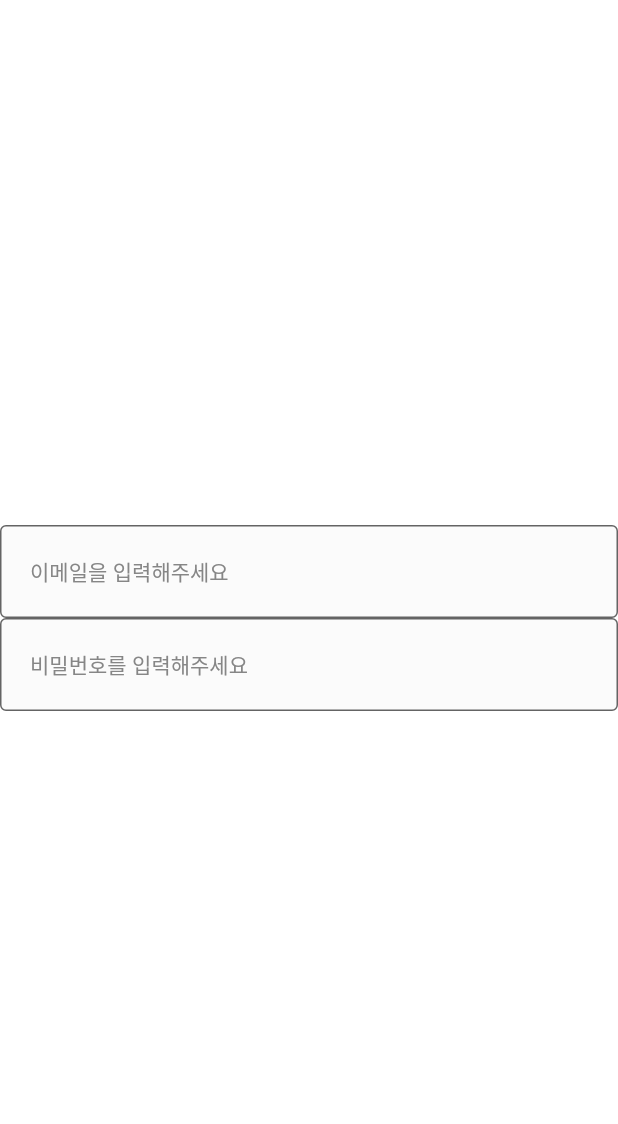
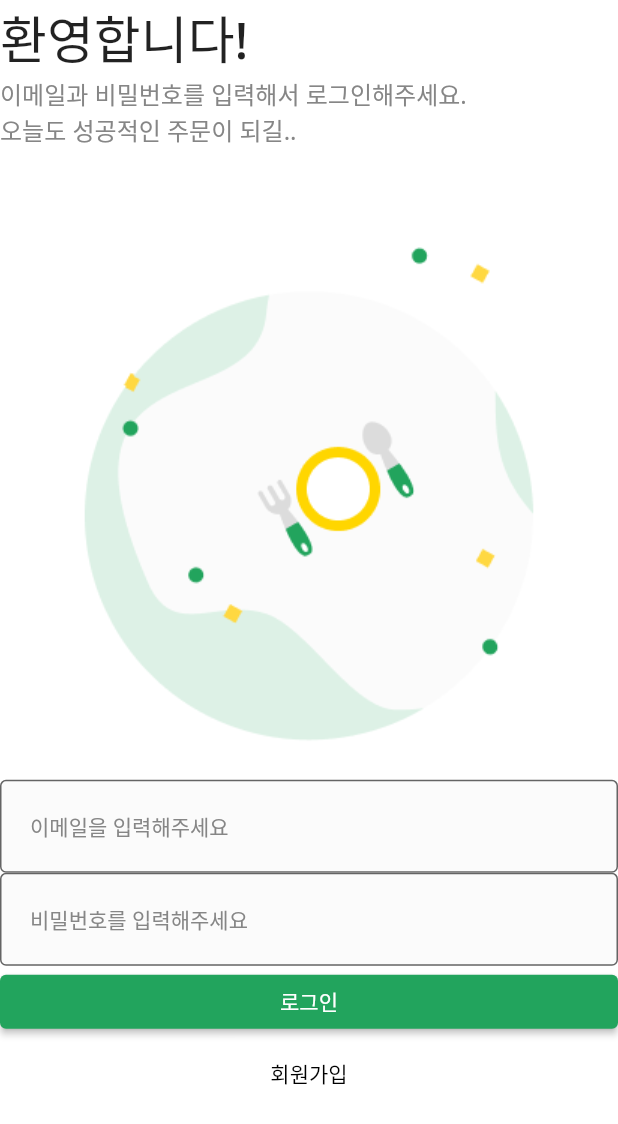
Before and after one commit to southglory/flutterlearn, a Flutter app: the screen it shows after launch, on a phone screen of 412 x 824 dp. Shown: the top 1124 px of the screen. Run offline on Flutter 3.47's test engine with Material 2 defaults, Android fonts, the phone set to English and light mode, and no system bars.

Commit message:
Title, SubTitle, Logo, ElevatedButton, TextButton

```diff
--- a/lib/user/view/login_screen.dart
+++ b/lib/user/view/login_screen.dart
@@ -1,5 +1,6 @@
 import 'package:flutter/material.dart';
 import 'package:flutterlearn/common/component/custom_text_form_field.dart';
+import 'package:flutterlearn/common/const/colors.dart';
 import 'package:flutterlearn/common/layout/default_layout.dart';
 
 class LoginScreen extends StatelessWidget {
@@ -8,9 +9,13 @@ class LoginScreen extends StatelessWidget {
   @override
   Widget build(BuildContext context) {
     return DefaultLayout(
+        child: SafeArea(
           child: Column(
-        mainAxisAlignment: MainAxisAlignment.center,
+            crossAxisAlignment: CrossAxisAlignment.stretch,
             children:[
+              _Title(),
+              _SubTitle(),
+              Image.asset('asset/img/misc/logo.png'),
               CustomTextFormField(
                 hintText: '이메일을 입력해주세요',
                 onChanged: (String value) {},
@@ -20,7 +25,58 @@ class LoginScreen extends StatelessWidget {
                 onChanged: (String value) {},
                 obscureText: true,
               ),
+              ElevatedButton(
+                  onPressed: () {  },
+                  style: ElevatedButton.styleFrom(
+                    primary: PRIMARY_COLOR,
+                  ),
+                  child: Text(
+                  '로그인',
+                )
+              ),
+              TextButton(
+                onPressed: () {  },
+                style: TextButton.styleFrom(
+                  primary: Colors.black,
+                ),
+                child: Text(
+                  '회원가입',
+                )
+              )
             ]
-    ));
+          ),
+        )
+    );
   }
 }
+
+
+class _Title extends StatelessWidget {
+  const _Title({super.key});
+
+
+  @override
+  Widget build(BuildContext context) {
+    return Text('환영합니다!',
+      style: TextStyle(
+        fontSize: 34.0,
+        fontWeight: FontWeight.w500,
+      ),
+    );
+  }
+}
+
+class _SubTitle extends StatelessWidget {
+  const _SubTitle({super.key});
+
+  @override
+  Widget build(BuildContext context) {
+    return Text(
+      '이메일과 비밀번호를 입력해서 로그인해주세요.\n오늘도 성공적인 주문이 되길..',
+      style: TextStyle(
+        fontSize: 16,
+        color: BODY_TEXT_COLOR,
+      )
+    );
+  }
+}
```
Lines whose indentation alone changed are shown as unchanged.
